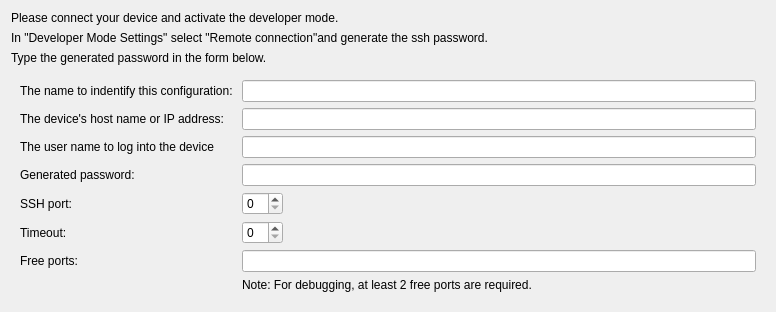
sailfishos/sailfish-qtcreator, file src/plugins/mer/merhardwaredevicewizardgeneralpage.ui: the form before one commit.
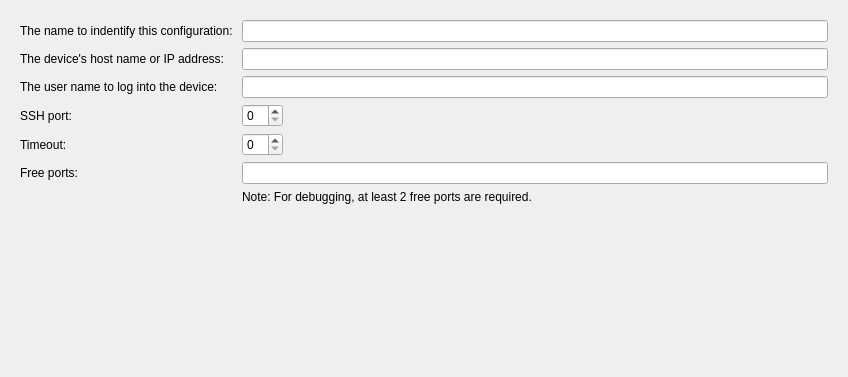
The form after the commit.

```diff
--- a/src/plugins/mer/merhardwaredevicewizardgeneralpage.ui
+++ b/src/plugins/mer/merhardwaredevicewizardgeneralpage.ui
@@ -6,38 +6,26 @@
    <rect>
     <x>0</x>
     <y>0</y>
-    <width>776</width>
-    <height>291</height>
+    <width>848</width>
+    <height>377</height>
    </rect>
   </property>
+  <property name="minimumSize">
+   <size>
+    <width>700</width>
+    <height>350</height>
+   </size>
+  </property>
   <property name="windowTitle">
    <string>WizardPage</string>
   </property>
   <layout class="QVBoxLayout" name="verticalLayout">
-   <item>
-    <widget class="QLabel" name="infoLabel1">
-     <property name="text">
-      <string>Please connect your device and activate the developer mode.</string>
-     </property>
-    </widget>
-   </item>
-   <item>
-    <widget class="QLabel" name="infoLabel2">
-     <property name="text">
-      <string>In &quot;Developer Mode Settings&quot; select &quot;Remote connection&quot;and generate the ssh password. </string>
-     </property>
-    </widget>
-   </item>
-   <item>
-    <widget class="QLabel" name="infoLabel3">
-     <property name="text">
-      <string>Type the generated password in the form below.</string>
-     </property>
-    </widget>
-   </item>
    <item>
     <widget class="QWidget" name="widget" native="true">
      <layout class="QFormLayout" name="formLayout">
+      <property name="fieldGrowthPolicy">
+       <enum>QFormLayout::ExpandingFieldsGrow</enum>
+      </property>
       <item row="0" column="0">
        <widget class="QLabel" name="nameLabel">
         <property name="text">
@@ -69,7 +57,7 @@
       <item row="2" column="0">
        <widget class="QLabel" name="usernameLabel">
         <property name="text">
-         <string>The user name to log into the device </string>
+         <string>The user name to log into the device: </string>
         </property>
        </widget>
       </item>
@@ -85,27 +73,13 @@
        </layout>
       </item>
       <item row="3" column="0">
-       <widget class="QLabel" name="passwordLabel">
-        <property name="text">
-         <string>Generated password:</string>
-        </property>
-       </widget>
-      </item>
-      <item row="3" column="1">
-       <layout class="QHBoxLayout" name="horizontalLayout_5">
-        <item>
-         <widget class="QLineEdit" name="passwordLineEdit"/>
-        </item>
-       </layout>
-      </item>
-      <item row="4" column="0">
        <widget class="QLabel" name="sshPortLabel">
         <property name="text">
          <string>SSH port:</string>
         </property>
        </widget>
       </item>
-      <item row="4" column="1">
+      <item row="3" column="1">
        <layout class="QHBoxLayout" name="horizontalLayout_3">
         <item>
          <widget class="QSpinBox" name="sshPortSpinBox"/>
@@ -125,14 +99,14 @@
         </item>
        </layout>
       </item>
-      <item row="5" column="0">
+      <item row="4" column="0">
        <widget class="QLabel" name="Timeout">
         <property name="text">
          <string>Timeout:</string>
         </property>
        </widget>
       </item>
-      <item row="5" column="1">
+      <item row="4" column="1">
        <layout class="QHBoxLayout" name="horizontalLayout_11">
         <item>
          <widget class="QSpinBox" name="timeoutSpinBox"/>
@@ -152,14 +126,14 @@
         </item>
        </layout>
       </item>
-      <item row="6" column="0">
+      <item row="5" column="0">
        <widget class="QLabel" name="freePortsLabel">
         <property name="text">
          <string>Free ports:</string>
         </property>
        </widget>
       </item>
-      <item row="6" column="1">
+      <item row="5" column="1">
        <layout class="QHBoxLayout" name="horizontalLayout_2">
         <item>
          <widget class="QLineEdit" name="freePortsLineEdit">
@@ -173,7 +147,7 @@
         </item>
        </layout>
       </item>
-      <item row="7" column="1">
+      <item row="6" column="1">
        <widget class="QLabel" name="freePortsDebuggerMessageLabel">
         <property name="text">
          <string>Note: For debugging, at least 2 free ports are required.</string>
```
Left out of the diff: 29 changed lines with no effect on the pictures.
